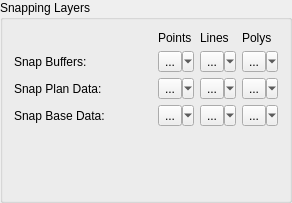
Above: src/snapping_widget_base.ui from lparchaeology/ArkPlan before the change. Below: the same form after it.
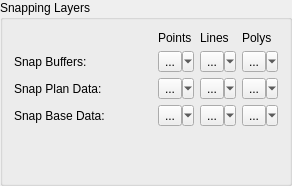
That is the form after the change.

What changed in the file:
```diff
--- a/src/snapping_widget_base.ui
+++ b/src/snapping_widget_base.ui
@@ -7,9 +7,15 @@
     <x>0</x>
     <y>0</y>
     <width>292</width>
-    <height>203</height>
+    <height>186</height>
    </rect>
   </property>
+  <property name="sizePolicy">
+   <sizepolicy hsizetype="Preferred" vsizetype="Minimum">
+    <horstretch>0</horstretch>
+    <verstretch>0</verstretch>
+   </sizepolicy>
+  </property>
   <property name="windowTitle">
    <string>GroupBox</string>
   </property>
```
